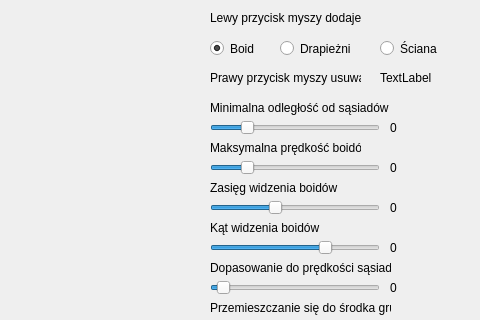
Old version of the form mainwindow.ui in the repository varsheim/Boidy; both pictures show x 420 to 900 and y 0 to 320 of the 900 by 650 pixel window.
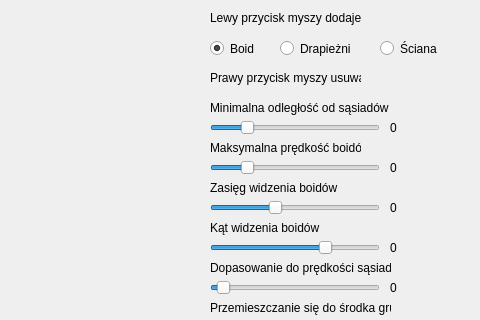
New version of the form. Custom widgets are drawn as their Qt base class.

Patch:
```diff
--- a/mainwindow.ui
+++ b/mainwindow.ui
@@ -30,19 +30,6 @@
      </rect>
     </property>
    </widget>
-   <widget class="QLabel" name="neighboursIndicator">
-    <property name="geometry">
-     <rect>
-      <x>800</x>
-      <y>70</y>
-      <width>81</width>
-      <height>16</height>
-     </rect>
-    </property>
-    <property name="text">
-     <string>TextLabel</string>
-    </property>
-   </widget>
    <widget class="QLabel" name="label">
     <property name="geometry">
      <rect>
```
